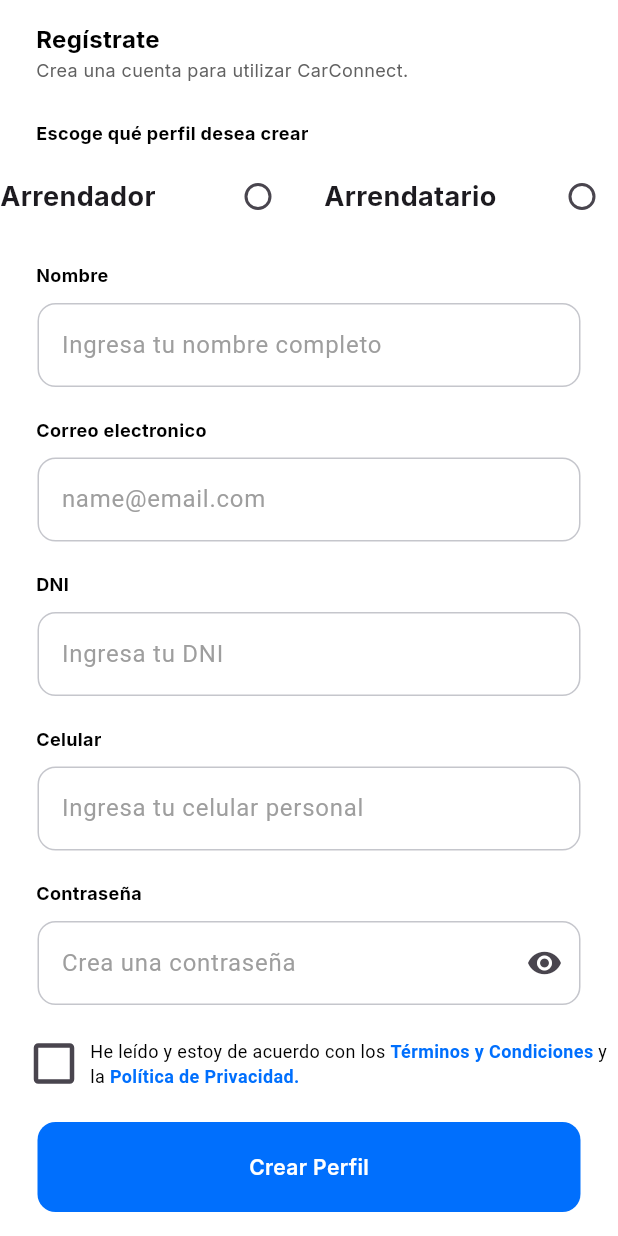
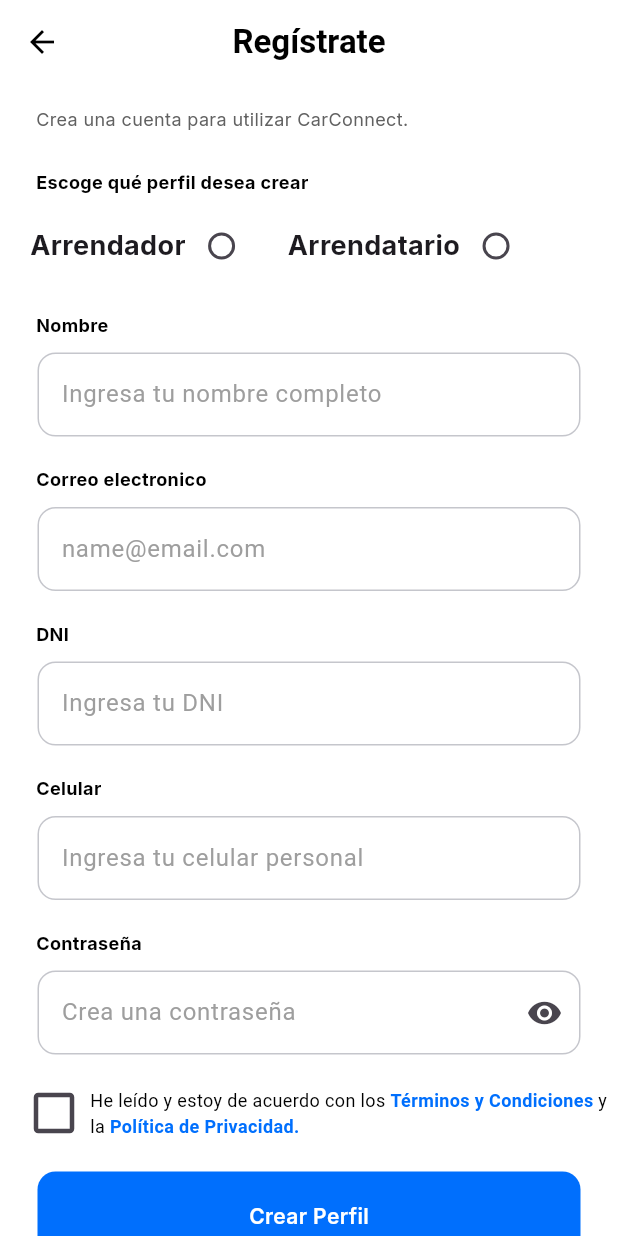
Before and after one commit to Applicaciones-moviles/Frontend, a Flutter app: the RegisterPage screen opened directly, on a phone screen of 412 x 824 dp. Run offline on Flutter 3.47's test engine with Material 3 defaults, Android fonts, the phone set to English and light mode, and no system bars; our stand-ins replace fluentui_icons, google_fonts, table_calendar.

```diff
--- a/lib/base/screens/register_page.dart
+++ b/lib/base/screens/register_page.dart
@@ -1,5 +1,6 @@
 import 'package:carconnect_aplication/base/components/my_button.dart';
 import 'package:carconnect_aplication/base/components/my_textfield.dart';
+import 'package:carconnect_aplication/main.dart';
 import 'package:flutter/material.dart';
 import 'package:google_fonts/google_fonts.dart';
 
@@ -24,27 +25,34 @@ class _RegisterPageState extends State<RegisterPage> {
   Widget build(BuildContext context) {
     return Scaffold(
       backgroundColor: Colors.white,
+      appBar: AppBar(
+        backgroundColor: Colors.white,
+        elevation: 0,
+        leading: IconButton(
+          icon: const Icon(Icons.arrow_back, color: Colors.black),
+          onPressed: () {
+            Navigator.pushAndRemoveUntil(
+              context,
+              MaterialPageRoute(builder: (context) => const MyApp()),
+              (Route<dynamic> route) => false,
+            );
+          },
+        ),
+        title: const Text(
+          'Regístrate',
+          style: TextStyle(
+            color: Colors.black,
+            fontWeight: FontWeight.bold,
+          ),
+        ),
+        centerTitle: true,
+      ),
       body: SafeArea(
         child: SingleChildScrollView(
           child: Center(
             child: Column(
               children: [
                 const SizedBox(height: 15),
-                Padding(
-                  padding: const EdgeInsets.only(left: 24),
-                  child: Row(
-                    children: [
-                      Text(
-                        'Regístrate',
-                        style: GoogleFonts.inter(
-                          color: Colors.black,
-                          fontWeight: FontWeight.bold,
-                          fontSize: 16,
-                        ),
-                      ),
-                    ],
-                  ),
-                ),
                 Padding(
                   padding: const EdgeInsets.only(left: 24),
                   child: Row(
@@ -78,13 +86,15 @@ class _RegisterPageState extends State<RegisterPage> {
                 const SizedBox(height: 10),
 
                 Row(
-                  mainAxisAlignment: MainAxisAlignment.center,
+                  mainAxisAlignment: MainAxisAlignment.start,
                   children: [
-                    Expanded(
-                      child: Text(
+                    const SizedBox(
+                        width: 20), // Ajusta el valor según sea necesario
+                    Text(
                       'Arrendador',
                       style: GoogleFonts.inter(
-                            fontWeight: FontWeight.bold, fontSize: 18),
+                        fontWeight: FontWeight.bold,
+                        fontSize: 18,
                       ),
                     ),
                     Radio<String>(
@@ -98,13 +108,11 @@ class _RegisterPageState extends State<RegisterPage> {
                       },
                     ),
                     const SizedBox(width: 20),
-                    Expanded(
-                      child: Text(
+                    Text(
                       'Arrendatario',
                       style: GoogleFonts.inter(
                         fontWeight: FontWeight.bold,
                         fontSize: 18,
-                        ),
                       ),
                     ),
                     Radio<String>(
@@ -262,7 +270,8 @@ class _RegisterPageState extends State<RegisterPage> {
                             style: TextStyle(
                                 fontSize: 12,
                                 fontWeight: FontWeight.bold,
-                                color: Color(0xFF006FFD)), // Cambia el color aquí
+                                color:
+                                    Color(0xFF006FFD)), // Cambia el color aquí
                           ),
                           TextSpan(
                             text: ' y la ',
@@ -273,7 +282,8 @@ class _RegisterPageState extends State<RegisterPage> {
                             style: TextStyle(
                                 fontSize: 12,
                                 fontWeight: FontWeight.bold,
-                                color: Color(0xFF006FFD)), // Cambia el color aquí
+                                color:
+                                    Color(0xFF006FFD)), // Cambia el color aquí
                           ),
                         ])),
                       ),
```
Also changed, not shown: lib/base/screens/welcome.dart (added, +78 -0 lines), lib/main.dart (+11 -8 lines), lib/base/res/styles/app_styles.dart (line endings or trailing spaces). Lines whose indentation alone changed are shown as unchanged.
